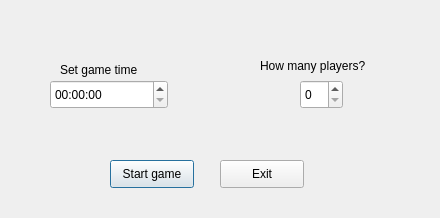
Qt form Game/dialog.ui (ctrl-elri/nyssemeni) before a commit.
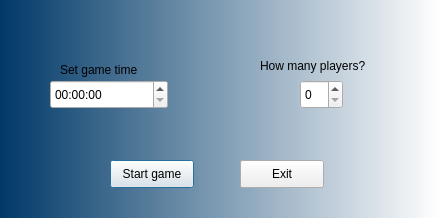
The same form after that commit.

Commit message: Added 'start new game' button to mainwindow and modified dialog

Diff of the .ui file:
```diff
--- a/Game/dialog.ui
+++ b/Game/dialog.ui
@@ -13,6 +13,9 @@
   <property name="windowTitle">
    <string>Dialog</string>
   </property>
+  <property name="styleSheet">
+   <string notr="true">QDialog { background: qlineargradient(spread:reflect, x1:0, y1:0, x2:1, y2:0, stop:0 rgba(0, 57, 104, 255), stop:1 rgba(255, 255, 255, 255))}</string>
+  </property>
   <widget class="QPushButton" name="startbutton">
    <property name="geometry">
     <rect>
@@ -29,7 +32,7 @@
   <widget class="QPushButton" name="exitbutton">
    <property name="geometry">
     <rect>
-     <x>220</x>
+     <x>240</x>
      <y>160</y>
      <width>84</width>
      <height>28</height>
```
The commit also changes 9 other files.
